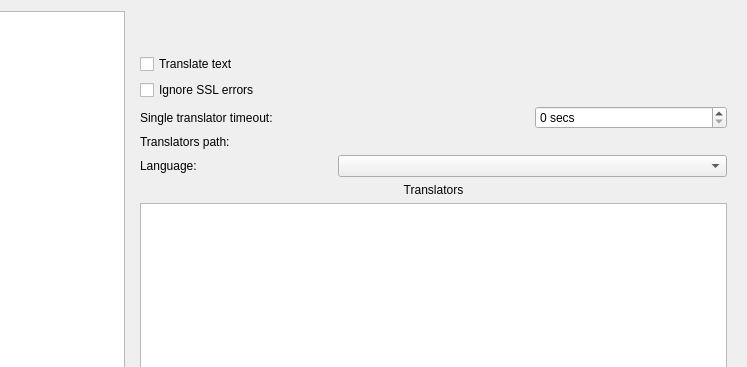
This is src/settingseditor.ui in Max97k/ScreenTranslator as Qt 5 draws it before an edit; both pictures show x 142 to 889 and y 0 to 367 of the 889 by 611 pixel window. The edited form follows.
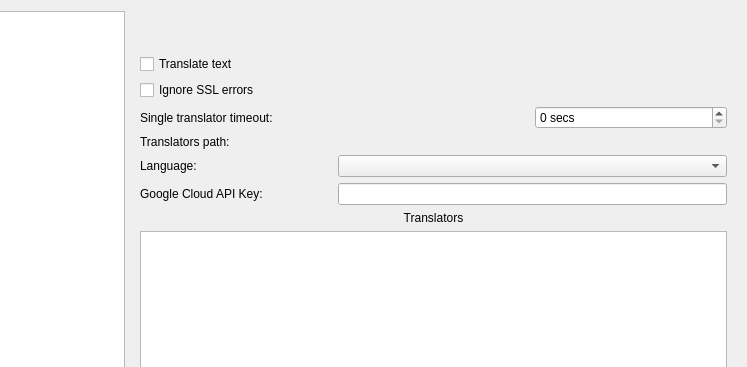
This is the edited form. The open tabs and pages were chosen to show the change. Custom widgets are drawn as their Qt base class.

```diff
--- a/src/settingseditor.ui
+++ b/src/settingseditor.ui
@@ -462,6 +462,19 @@
            </property>
           </widget>
          </item>
+         <item row="5" column="0">
+          <widget class="QLabel" name="label_googleCloudApiKey">
+           <property name="text">
+            <string>Google Cloud API Key:</string>
+           </property>
+           <property name="buddy">
+            <cstring>googleCloudApiKey</cstring>
+           </property>
+          </widget>
+         </item>
+         <item row="5" column="1" colspan="2">
+          <widget class="QLineEdit" name="googleCloudApiKey" />
+         </item>
          <item row="3" column="1" colspan="2">
           <widget class="QLabel" name="translatorsPath">
            <property name="text">
```
